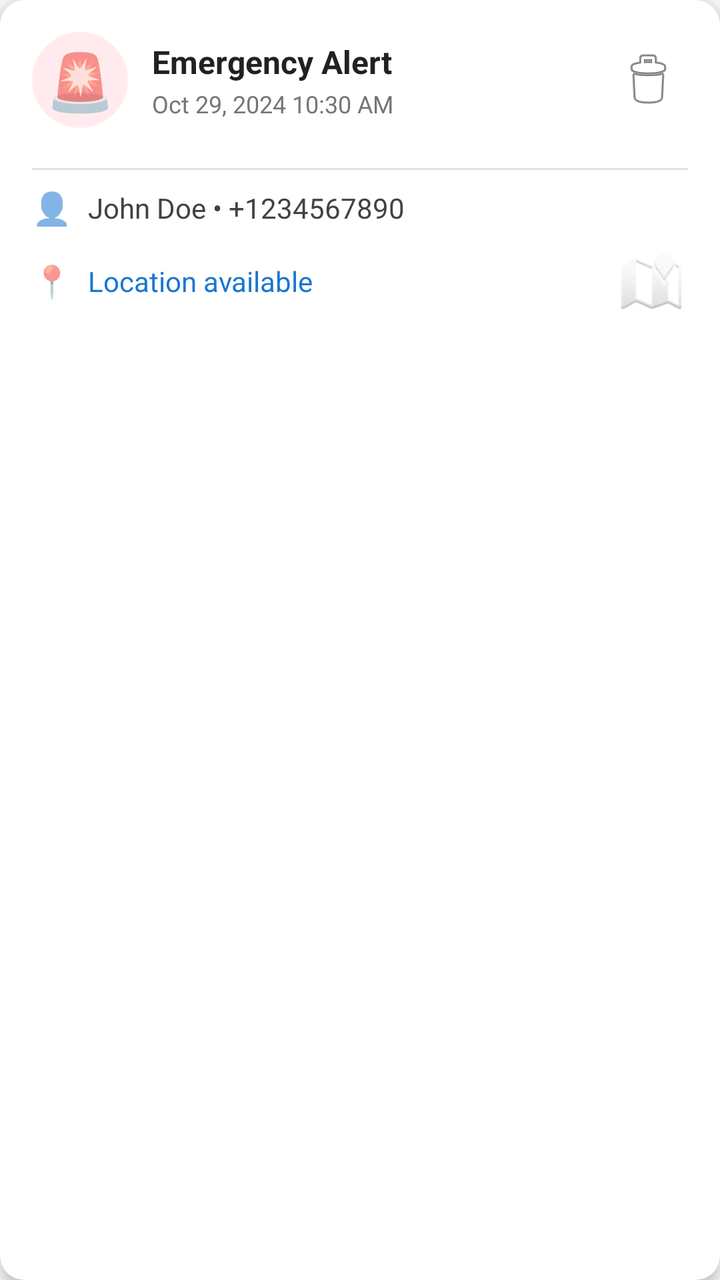
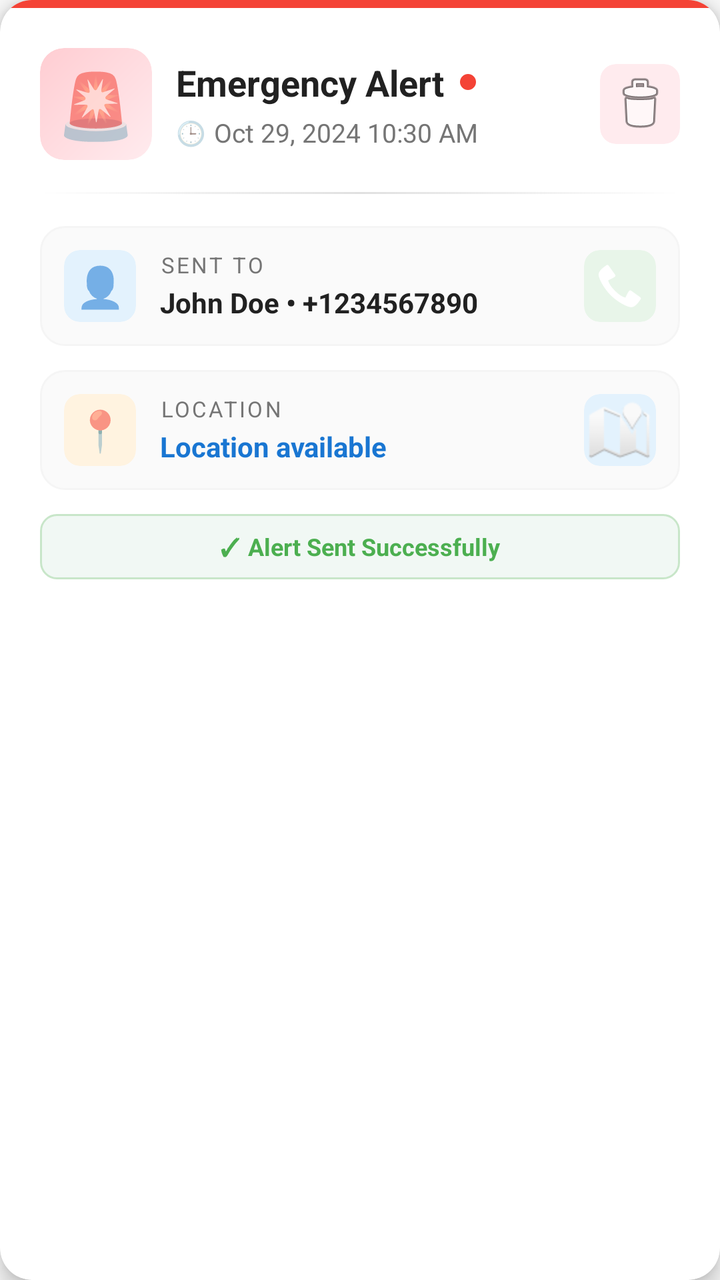

Before-and-after screenshots of an Android layout around one commit, followed by the original layout XML and the change that was made.
<!-- AndroidManifest.xml: application theme Theme.Sentinel -->
<!-- res/layout/item_alert_history.xml -->
<?xml version="1.0" encoding="utf-8"?>
<androidx.cardview.widget.CardView xmlns:android="http://schemas.android.com/apk/res/android"
    xmlns:app="http://schemas.android.com/apk/res-auto"
    android:layout_width="match_parent"
    android:layout_height="wrap_content"
    android:layout_margin="8dp"
    app:cardCornerRadius="12dp"
    app:cardElevation="4dp"
    android:clickable="true"
    android:focusable="true"
    android:foreground="?android:attr/selectableItemBackground">

    <LinearLayout
        android:layout_width="match_parent"
        android:layout_height="wrap_content"
        android:orientation="vertical"
        android:padding="16dp">

        
        <LinearLayout
            android:layout_width="match_parent"
            android:layout_height="wrap_content"
            android:orientation="horizontal"
            android:gravity="center_vertical"
            android:layout_marginBottom="12dp">

            
            <TextView
                android:id="@+id/tv_alert_icon"
                android:layout_width="48dp"
                android:layout_height="48dp"
                android:text="🚨"
                android:textSize="28sp"
                android:gravity="center"
                android:background="@drawable/circle_background"
                android:backgroundTint="#FFEBEE"
                android:layout_marginEnd="12dp" />

            <LinearLayout
                android:layout_width="0dp"
                android:layout_height="wrap_content"
                android:layout_weight="1"
                android:orientation="vertical">

                
                <TextView
                    android:id="@+id/tv_alert_type"
                    android:layout_width="wrap_content"
                    android:layout_height="wrap_content"
                    android:text="@string/emergency_alert"
                    android:textSize="16sp"
                    android:textStyle="bold"
                    android:textColor="#212121" />

                
                <TextView
                    android:id="@+id/tv_timestamp"
                    android:layout_width="wrap_content"
                    android:layout_height="wrap_content"
                    android:text="@string/oct_29_2024_10_30_am"
                    android:textSize="12sp"
                    android:textColor="#757575"
                    android:layout_marginTop="2dp" />
            </LinearLayout>

            
            <ImageButton
                android:id="@+id/btn_delete"
                android:layout_width="40dp"
                android:layout_height="40dp"
                android:src="@android:drawable/ic_menu_delete"
                android:background="?attr/selectableItemBackgroundBorderless"
                android:contentDescription="@string/delete_alert"
                app:tint="#F44336" />
        </LinearLayout>

        
        <View
            android:layout_width="match_parent"
            android:layout_height="1dp"
            android:background="#E0E0E0"
            android:layout_marginVertical="8dp" />

        
        <LinearLayout
            android:layout_width="match_parent"
            android:layout_height="wrap_content"
            android:orientation="horizontal"
            android:gravity="center_vertical"
            android:layout_marginBottom="8dp">

            <TextView
                android:layout_width="wrap_content"
                android:layout_height="wrap_content"
                android:text="👤"
                android:textSize="16sp"
                android:layout_marginEnd="8dp" />

            <TextView
                android:id="@+id/tv_contact"
                android:layout_width="0dp"
                android:layout_height="wrap_content"
                android:layout_weight="1"
                android:text="@string/john_doe_1234567890"
                android:textSize="14sp"
                android:textColor="#424242"
                android:ellipsize="end"
                android:maxLines="1" />
        </LinearLayout>

        
        <LinearLayout
            android:layout_width="match_parent"
            android:layout_height="wrap_content"
            android:orientation="horizontal"
            android:gravity="center_vertical">

            <TextView
                android:layout_width="wrap_content"
                android:layout_height="wrap_content"
                android:text="📍"
                android:textSize="16sp"
                android:layout_marginEnd="8dp" />

            <TextView
                android:id="@+id/tv_location"
                android:layout_width="0dp"
                android:layout_height="wrap_content"
                android:layout_weight="1"
                android:text="@string/location_available"
                android:textSize="14sp"
                android:textColor="#1976D2" />

            
            <ImageButton
                android:id="@+id/btn_location"
                android:layout_width="36dp"
                android:layout_height="36dp"
                android:src="@android:drawable/ic_dialog_map"
                android:background="?attr/selectableItemBackgroundBorderless"
                android:contentDescription="@string/view_on_map"
                android:visibility="visible"
                app:tint="#1976D2" />
        </LinearLayout>

    </LinearLayout>

</androidx.cardview.widget.CardView>
<!-- resources referenced by this layout -->
<resources>
  <!-- drawable circle_background (drawable) -->
  <?xml version="1.0" encoding="utf-8"?>
  <shape xmlns:android="http://schemas.android.com/apk/res/android"
      android:shape="oval">
      <solid android:color="#1976D2" />
  </shape>
  <string name="delete_alert">Delete alert</string>
  <string name="emergency_alert">Emergency Alert</string>
  <string name="john_doe_1234567890">John Doe • +1234567890</string>
  <string name="location_available">Location available</string>
  <string name="oct_29_2024_10_30_am">Oct 29, 2024 10:30 AM</string>
  <string name="view_on_map">View on map</string>
  <style name="Theme.Sentinel" parent="Base.Theme.Sentinel" />
  <style name="Base.Theme.Sentinel" parent="Theme.AppCompat.Light.DarkActionBar">
          
          <item name="colorPrimary">#1976D2</item>
          <item name="colorPrimaryDark">#1565C0</item>
          <item name="colorAccent">#42A5F5</item>
  
          
          <item name="android:statusBarColor">#1565C0</item>
  
          
          <item name="android:textColorPrimary">#212121</item>
          <item name="android:textColorSecondary">#757575</item>
      </style>
</resources>

<!-- the commit's change to res/layout/item_alert_history.xml (unified diff, before → after) -->
@@ -4,8 +4,8 @@
     android:layout_width="match_parent"
     android:layout_height="wrap_content"
     android:layout_margin="8dp"
-    app:cardCornerRadius="12dp"
-    app:cardElevation="4dp"
+    app:cardCornerRadius="16dp"
+    app:cardElevation="6dp"
     android:clickable="true"
     android:focusable="true"
     android:foreground="?android:attr/selectableItemBackground">
@@ -13,136 +13,313 @@
     <LinearLayout
         android:layout_width="match_parent"
         android:layout_height="wrap_content"
-        android:orientation="vertical"
-        android:padding="16dp">
+        android:orientation="vertical">
 
         
+        <View
+            android:id="@+id/alert_type_bar"
+            android:layout_width="match_parent"
+            android:layout_height="4dp"
+            android:background="#F44336" />
+
         <LinearLayout
             android:layout_width="match_parent"
             android:layout_height="wrap_content"
-            android:orientation="horizontal"
-            android:gravity="center_vertical"
-            android:layout_marginBottom="12dp">
-
-            
-            <TextView
-                android:id="@+id/tv_alert_icon"
-                android:layout_width="48dp"
-                android:layout_height="48dp"
-                android:text="🚨"
-                android:textSize="28sp"
+            android:orientation="vertical"
+            android:padding="20dp">
+
+            
+            <LinearLayout
+                android:layout_width="match_parent"
+                android:layout_height="wrap_content"
+                android:orientation="horizontal"
+                android:gravity="center_vertical"
+                android:layout_marginBottom="16dp">
+
+                
+                <androidx.cardview.widget.CardView
+                    android:layout_width="wrap_content"
+                    android:layout_height="wrap_content"
+                    app:cardCornerRadius="12dp"
+                    app:cardElevation="0dp"
+                    android:layout_marginEnd="12dp">
+
+                    <LinearLayout
+                        android:id="@+id/icon_container"
+                        android:layout_width="56dp"
+                        android:layout_height="56dp"
+                        android:background="@drawable/alert_icon_bg"
+                        android:gravity="center"
+                        android:orientation="vertical">
+
+                        <TextView
+                            android:id="@+id/tv_alert_icon"
+                            android:layout_width="wrap_content"
+                            android:layout_height="wrap_content"
+                            android:text="🚨"
+                            android:textSize="32sp" />
+                    </LinearLayout>
+                </androidx.cardview.widget.CardView>
+
+                <LinearLayout
+                    android:layout_width="0dp"
+                    android:layout_height="wrap_content"
+                    android:layout_weight="1"
+                    android:orientation="vertical">
+
+                    
+                    <LinearLayout
+                        android:layout_width="wrap_content"
+                        android:layout_height="wrap_content"
+                        android:orientation="horizontal"
+                        android:gravity="center_vertical"
+                        android:layout_marginBottom="4dp">
+
+                        <TextView
+                            android:id="@+id/tv_alert_type"
+                            android:layout_width="wrap_content"
+                            android:layout_height="wrap_content"
+                            android:text="@string/emergency_alert"
+                            android:textSize="18sp"
+                            android:textStyle="bold"
+                            android:textColor="#212121" />
+
+                        <View
+                            android:id="@+id/status_dot"
+                            android:layout_width="8dp"
+                            android:layout_height="8dp"
+                            android:background="@drawable/status_dot"
+                            android:backgroundTint="#F44336"
+                            android:layout_marginStart="8dp" />
+                    </LinearLayout>
+
+                    
+                    <LinearLayout
+                        android:layout_width="wrap_content"
+                        android:layout_height="wrap_content"
+                        android:orientation="horizontal"
+                        android:gravity="center_vertical">
+
+                        <TextView
+                            android:layout_width="wrap_content"
+                            android:layout_height="wrap_content"
+                            android:text="🕒"
+                            android:textSize="12sp"
+                            android:layout_marginEnd="4dp" />
+
+                        <TextView
+                            android:id="@+id/tv_timestamp"
+                            android:layout_width="wrap_content"
+                            android:layout_height="wrap_content"
+                            android:text="@string/oct_29_2024_10_30_am"
+                            android:textSize="13sp"
+                            android:textColor="#757575" />
+                    </LinearLayout>
+                </LinearLayout>
+
+                
+                <androidx.cardview.widget.CardView
+                    android:layout_width="wrap_content"
+                    android:layout_height="wrap_content"
+                    app:cardCornerRadius="8dp"
+                    app:cardElevation="0dp"
+                    app:cardBackgroundColor="#FFEBEE">
+
+                    <ImageButton
+                        android:id="@+id/btn_delete"
+                        android:layout_width="40dp"
+                        android:layout_height="40dp"
+                        android:src="@android:drawable/ic_menu_delete"
+                        android:background="?attr/selectableItemBackgroundBorderless"
+                        android:contentDescription="@string/delete_alert"
+                        app:tint="#F44336"
+                        android:padding="8dp" />
+                </androidx.cardview.widget.CardView>
+            </LinearLayout>
+
+            
+            <View
+                android:layout_width="match_parent"
+                android:layout_height="1dp"
+                android:background="@drawable/divider_gradient"
+                android:layout_marginBottom="16dp" />
+
+            
+            <LinearLayout
+                android:layout_width="match_parent"
+                android:layout_height="wrap_content"
+                android:orientation="horizontal"
+                android:background="@drawable/info_item_bg"
+                android:padding="12dp"
+                android:gravity="center_vertical"
+                android:layout_marginBottom="12dp">
+
+                <androidx.cardview.widget.CardView
+                    android:layout_width="wrap_content"
+                    android:layout_height="wrap_content"
+                    app:cardCornerRadius="8dp"
+                    app:cardElevation="0dp"
+                    app:cardBackgroundColor="#E3F2FD">
+
+                    <TextView
+                        android:layout_width="36dp"
+                        android:layout_height="36dp"
+                        android:text="👤"
+                        android:textSize="20sp"
+                        android:gravity="center" />
+                </androidx.cardview.widget.CardView>
+
+                <LinearLayout
+                    android:layout_width="0dp"
+                    android:layout_height="wrap_content"
+                    android:layout_weight="1"
+                    android:orientation="vertical"
+                    android:layout_marginStart="12dp">
+
+                    <TextView
+                        android:layout_width="wrap_content"
+                        android:layout_height="wrap_content"
+                        android:text="Sent to"
+                        android:textSize="11sp"
+                        android:textColor="#757575"
+                        android:textAllCaps="true"
+                        android:letterSpacing="0.1"
+                        android:layout_marginBottom="2dp" />
+
+                    <TextView
+                        android:id="@+id/tv_contact"
+                        android:layout_width="wrap_content"
+                        android:layout_height="wrap_content"
+                        android:text="@string/john_doe_1234567890"
+                        android:textSize="14sp"
+                        android:textStyle="bold"
+                        android:textColor="#212121"
+                        android:ellipsize="end"
+                        android:maxLines="1" />
+                </LinearLayout>
+
+                
+                <androidx.cardview.widget.CardView
+                    android:layout_width="wrap_content"
+                    android:layout_height="wrap_content"
+                    app:cardCornerRadius="8dp"
+                    app:cardElevation="0dp"
+                    app:cardBackgroundColor="#E8F5E9">
+
+                    <ImageButton
+                        android:id="@+id/btn_call"
+                        android:layout_width="36dp"
+                        android:layout_height="36dp"
+                        android:src="@android:drawable/stat_sys_phone_call"
+                        android:background="?attr/selectableItemBackgroundBorderless"
+                        android:contentDescription="Call contact"
+                        app:tint="#4CAF50"
+                        android:padding="6dp" />
+                </androidx.cardview.widget.CardView>
+            </LinearLayout>
+
+            
+            <LinearLayout
+                android:layout_width="match_parent"
+                android:layout_height="wrap_content"
+                android:orientation="horizontal"
+                android:background="@drawable/info_item_bg"
+                android:padding="12dp"
+                android:gravity="center_vertical">
+
+                <androidx.cardview.widget.CardView
+                    android:layout_width="wrap_content"
+                    android:layout_height="wrap_content"
+                    app:cardCornerRadius="8dp"
+                    app:cardElevation="0dp"
+                    app:cardBackgroundColor="#FFF3E0">
+
+                    <TextView
+                        android:layout_width="36dp"
+                        android:layout_height="36dp"
+                        android:text="📍"
+                        android:textSize="20sp"
+                        android:gravity="center" />
+                </androidx.cardview.widget.CardView>
+
+                <LinearLayout
+                    android:layout_width="0dp"
+                    android:layout_height="wrap_content"
+                    android:layout_weight="1"
+                    android:orientation="vertical"
+                    android:layout_marginStart="12dp">
+
+                    <TextView
+                        android:layout_width="wrap_content"
+                        android:layout_height="wrap_content"
+                        android:text="Location"
+                        android:textSize="11sp"
+                        android:textColor="#757575"
+                        android:textAllCaps="true"
+                        android:letterSpacing="0.1"
+                        android:layout_marginBottom="2dp" />
+
+                    <TextView
+                        android:id="@+id/tv_location"
+                        android:layout_width="wrap_content"
+                        android:layout_height="wrap_content"
+                        android:text="@string/location_available"
+                        android:textSize="14sp"
+                        android:textStyle="bold"
+                        android:textColor="#1976D2" />
+                </LinearLayout>
+
+                
+                <androidx.cardview.widget.CardView
+                    android:layout_width="wrap_content"
+                    android:layout_height="wrap_content"
+                    app:cardCornerRadius="8dp"
+                    app:cardElevation="0dp"
+                    app:cardBackgroundColor="#E3F2FD">
+
+                    <ImageButton
+                        android:id="@+id/btn_location"
+                        android:layout_width="36dp"
+                        android:layout_height="36dp"
+                        android:src="@android:drawable/ic_dialog_map"
+                        android:background="?attr/selectableItemBackgroundBorderless"
+                        android:contentDescription="@string/view_on_map"
+                        android:visibility="visible"
+                        app:tint="#1976D2"
+                        android:padding="6dp" />
+                </androidx.cardview.widget.CardView>
+            </LinearLayout>
+
+            
+            <LinearLayout
+                android:layout_width="match_parent"
+                android:layout_height="wrap_content"
+                android:orientation="horizontal"
                 android:gravity="center"
-                android:background="@drawable/circle_background"
-                android:backgroundTint="#FFEBEE"
-                android:layout_marginEnd="12dp" />
-
-            <LinearLayout
-                android:layout_width="0dp"
-                android:layout_height="wrap_content"
-                android:layout_weight="1"
-                android:orientation="vertical">
-
-                
+                android:layout_marginTop="12dp"
+                android:padding="8dp"
+                android:background="@drawable/status_footer_bg">
+
                 <TextView
-                    android:id="@+id/tv_alert_type"
-                    android:layout_width="wrap_content"
-                    android:layout_height="wrap_content"
-                    android:text="@string/emergency_alert"
-                    android:textSize="16sp"
+                    android:layout_width="wrap_content"
+                    android:layout_height="wrap_content"
+                    android:text="✓"
+                    android:textSize="12sp"
+                    android:textColor="#4CAF50"
                     android:textStyle="bold"
-                    android:textColor="#212121" />
-
-                
+                    android:layout_marginEnd="4dp" />
+
                 <TextView
-                    android:id="@+id/tv_timestamp"
-                    android:layout_width="wrap_content"
-                    android:layout_height="wrap_content"
-                    android:text="@string/oct_29_2024_10_30_am"
+                    android:id="@+id/tv_status"
+                    android:layout_width="wrap_content"
+                    android:layout_height="wrap_content"
+                    android:text="Alert Sent Successfully"
                     android:textSize="12sp"
-                    android:textColor="#757575"
-                    android:layout_marginTop="2dp" />
+                    android:textColor="#4CAF50"
+                    android:textStyle="bold" />
             </LinearLayout>
 
-            
-            <ImageButton
-                android:id="@+id/btn_delete"
-                android:layout_width="40dp"
-                android:layout_height="40dp"
-                android:src="@android:drawable/ic_menu_delete"
-                android:background="?attr/selectableItemBackgroundBorderless"
-                android:contentDescription="@string/delete_alert"
-                app:tint="#F44336" />
         </LinearLayout>
-
-        
-        <View
-            android:layout_width="match_parent"
-            android:layout_height="1dp"
-            android:background="#E0E0E0"
-            android:layout_marginVertical="8dp" />
-
-        
-        <LinearLayout
-            android:layout_width="match_parent"
-            android:layout_height="wrap_content"
-            android:orientation="horizontal"
-            android:gravity="center_vertical"
-            android:layout_marginBottom="8dp">
-
-            <TextView
-                android:layout_width="wrap_content"
-                android:layout_height="wrap_content"
-                android:text="👤"
-                android:textSize="16sp"
-                android:layout_marginEnd="8dp" />
-
-            <TextView
-                android:id="@+id/tv_contact"
-                android:layout_width="0dp"
-                android:layout_height="wrap_content"
-                android:layout_weight="1"
-                android:text="@string/john_doe_1234567890"
-                android:textSize="14sp"
-                android:textColor="#424242"
-                android:ellipsize="end"
-                android:maxLines="1" />
-        </LinearLayout>
-
-        
-        <LinearLayout
-            android:layout_width="match_parent"
-            android:layout_height="wrap_content"
-            android:orientation="horizontal"
-            android:gravity="center_vertical">
-
-            <TextView
-                android:layout_width="wrap_content"
-                android:layout_height="wrap_content"
-                android:text="📍"
-                android:textSize="16sp"
-                android:layout_marginEnd="8dp" />
-
-            <TextView
-                android:id="@+id/tv_location"
-                android:layout_width="0dp"
-                android:layout_height="wrap_content"
-                android:layout_weight="1"
-                android:text="@string/location_available"
-                android:textSize="14sp"
-                android:textColor="#1976D2" />
-
-            
-            <ImageButton
-                android:id="@+id/btn_location"
-                android:layout_width="36dp"
-                android:layout_height="36dp"
-                android:src="@android:drawable/ic_dialog_map"
-                android:background="?attr/selectableItemBackgroundBorderless"
-                android:contentDescription="@string/view_on_map"
-                android:visibility="visible"
-                app:tint="#1976D2" />
-        </LinearLayout>
-
     </LinearLayout>
 
 </androidx.cardview.widget.CardView>
<!-- resource entries referenced after the edit -->
@@ -1,10 +1,48 @@
 <!-- resources referenced by this layout -->
 <resources>
-  <!-- drawable circle_background (drawable) -->
+  <!-- drawable alert_icon_bg (drawable) -->
+  <?xml version="1.0" encoding="utf-8"?>
+  <shape xmlns:android="http://schemas.android.com/apk/res/android">
+      <gradient
+          android:angle="135"
+          android:startColor="#FFEBEE"
+          android:endColor="#FFCDD2"
+          android:type="linear" />
+      <corners android:radius="12dp" />
+  </shape>
+  <!-- drawable divider_gradient (drawable) -->
+  <?xml version="1.0" encoding="utf-8"?>
+  <shape xmlns:android="http://schemas.android.com/apk/res/android">
+      <gradient
+          android:angle="0"
+          android:startColor="#00E0E0E0"
+          android:centerColor="#E0E0E0"
+          android:endColor="#00E0E0E0"
+          android:type="linear" />
+  </shape>
+  <!-- drawable info_item_bg (drawable) -->
+  <?xml version="1.0" encoding="utf-8"?>
+  <shape xmlns:android="http://schemas.android.com/apk/res/android">
+      <solid android:color="#FAFAFA" />
+      <corners android:radius="12dp" />
+      <stroke
+          android:width="1dp"
+          android:color="#F5F5F5" />
+  </shape>
+  <!-- drawable status_dot (drawable) -->
   <?xml version="1.0" encoding="utf-8"?>
   <shape xmlns:android="http://schemas.android.com/apk/res/android"
       android:shape="oval">
-      <solid android:color="#1976D2" />
+      <solid android:color="#F44336" />
+  </shape>
+  <!-- drawable status_footer_bg (drawable) -->
+  <?xml version="1.0" encoding="utf-8"?>
+  <shape xmlns:android="http://schemas.android.com/apk/res/android">
+      <solid android:color="#F1F8F4" />
+      <corners android:radius="8dp" />
+      <stroke
+          android:width="1dp"
+          android:color="#C8E6C9" />
   </shape>
   <string name="delete_alert">Delete alert</string>
   <string name="emergency_alert">Emergency Alert</string>
